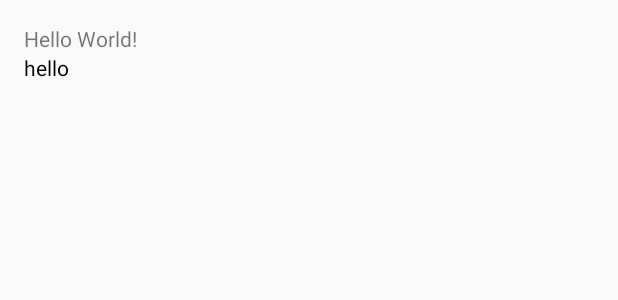
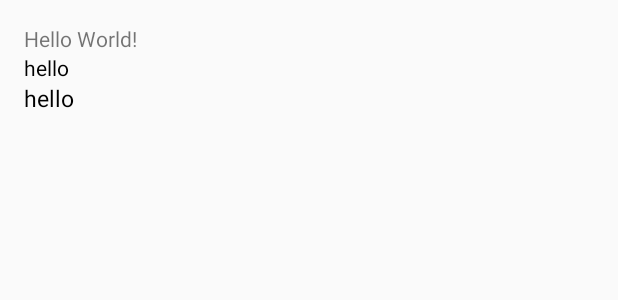
Before and after one commit to chujj/ColorTextView, an Android app: the layout content_main.xml on its own in the app's theme, with its tools: preview values and no code run, on a phone screen of 412 x 824 dp. Shown: the top 300 px of the screen. Run offline under Robolectric (Android 15) with nearby library versions, the phone set to English and light mode, and no system bars.

```diff
--- a/app/src/main/java/library/colortextview/example/MainActivity.java
+++ b/app/src/main/java/library/colortextview/example/MainActivity.java
@@ -96,12 +96,14 @@ public class MainActivity extends AppCompatActivity {
         };
 
         // init spans
-        SpannableStringBuilder ssb = BoxModelSpanBuilder.build(strs);
+        SpannableStringBuilder ssb = BoxModelSpanBuilder.build(null, strs);
         ((TextView) this.findViewById(R.id.textview)).setText(ssb);
 
 
         Fresco.initialize(this);
         ((ColorTextView) this.findViewById(R.id.colorTextView)).setColorText(new FrescoBitmapFactory(), readAssetString("str.json"), " ENDEND");
+        ((ColorTextView) this.findViewById(R.id.colorTextView2)).setColorText(new FrescoBitmapFactory(), readAssetString("str.json"), " ENDEND");
+
     }
 
     private String readAssetString(String filename) {
--- a/app/src/main/res/layout/content_main.xml
+++ b/app/src/main/res/layout/content_main.xml
@@ -27,4 +27,21 @@
         android:text="hello"
         android:layout_below="@+id/textview"/>
 
+    <library.colortextview.view.ColorTextView
+        android:id="@+id/colorTextView2"
+        android:layout_width="wrap_content"
+        android:layout_height="wrap_content"
+        android:textColor="#000000"
+        android:text="hello"
+        android:layout_below="@+id/colorTextView"
+        app:image_marginLeft="10dp"
+        app:image_marginRight="10dp"
+        app:label_paddingLeft="2dp"
+        app:label_paddingRight="2dp"
+        app:label_marginLeft="2dp"
+        app:label_marginRight="2dp"
+        app:label_marginTop="2dp"
+        app:label_marginBottom="1dp"
+        android:textSize="15sp"
+        />
 </RelativeLayout>
--- a/colortextview/src/main/java/library/colortextview/view/ColorTextView.java
+++ b/colortextview/src/main/java/library/colortextview/view/ColorTextView.java
@@ -2,9 +2,14 @@ package library.colortextview.view;
 
 import android.annotation.TargetApi;
 import android.content.Context;
+import android.content.res.TypedArray;
+import android.graphics.Rect;
 import android.os.Build;
 import android.util.AttributeSet;
 import android.widget.TextView;
+
+import library.colortextview.BoxModelSpan;
+import library.colortextview.R;
 
 /**
  * Created by zhujj on 16-1-16.
@@ -12,6 +17,9 @@ import android.widget.TextView;
 public class ColorTextView extends TextView {
 
     private JSONTextFormot mJSONTextFormot;
+    private Rect mBoxLableMargin, mBoxLablePadding;
+    private Rect mBoxImageMargin, mBoxImagePadding;
+
 
     public ColorTextView(Context context) {
         super(context);
@@ -19,22 +27,75 @@ public class ColorTextView extends TextView {
 
     public ColorTextView(Context context, AttributeSet attrs) {
         super(context, attrs);
+        init(attrs);
     }
 
     public ColorTextView(Context context, AttributeSet attrs, int defStyleAttr) {
         super(context, attrs, defStyleAttr);
+        init(attrs);
     }
 
     @TargetApi(Build.VERSION_CODES.LOLLIPOP)
     public ColorTextView(Context context, AttributeSet attrs, int defStyleAttr, int defStyleRes) {
         super(context, attrs, defStyleAttr, defStyleRes);
+        init(attrs);
     }
 
+    private void init(AttributeSet attrs) {
+        mBoxLableMargin = new Rect();
+        mBoxLablePadding = new Rect();
+        mBoxImageMargin = new Rect();
+        mBoxImagePadding = new Rect();
+
+        TypedArray a = this.getContext().getTheme().obtainStyledAttributes(
+            attrs,
+            R.styleable.ColorTextView,
+            0, 0);
+
+        try {
+            mBoxLableMargin.left =  a.getDimensionPixelSize(R.styleable.ColorTextView_label_marginLeft,   0);
+            mBoxLableMargin.top =   a.getDimensionPixelSize(R.styleable.ColorTextView_label_marginTop,    0);
+            mBoxLableMargin.right = a.getDimensionPixelSize(R.styleable.ColorTextView_label_marginRight,  0);
+            mBoxLableMargin.bottom =a.getDimensionPixelSize(R.styleable.ColorTextView_label_marginBottom, 0);
+            mBoxLablePadding.left = a.getDimensionPixelSize(R.styleable.ColorTextView_label_paddingLeft,  0);
+            mBoxLablePadding.right =a.getDimensionPixelSize(R.styleable.ColorTextView_label_paddingRight, 0);
+
+            mBoxImageMargin.left   =a.getDimensionPixelSize(R.styleable.ColorTextView_image_marginLeft, 0);
+            mBoxImageMargin.right  =a.getDimensionPixelSize(R.styleable.ColorTextView_image_marginRight, 0);
+        } finally {
+            a.recycle();
+        }
+
+    }
+
+    private BoxModelSpan.BoxModelDimensionProvider provider = new BoxModelSpan.BoxModelDimensionProvider() {
+        @Override
+        public Rect getLableMargin() {
+            return mBoxLableMargin;
+        }
+
+        @Override
+        public Rect getLablePadding() {
+            return mBoxLablePadding;
+        }
+
+        @Override
+        public Rect getImageMargin() {
+            return mBoxImageMargin;
+        }
+
+        @Override
+        public Rect getImagePadding() {
+            return mBoxImagePadding;
+        }
+
+    };
 
     public void setColorText(JSONTextFormot.BitmapQueryFactory factory, String str, String appendText) {
         if (mJSONTextFormot != null) {
             mJSONTextFormot.stopAsync();
         }
-        mJSONTextFormot = new JSONTextFormot(factory, this, str, appendText);
+
+        mJSONTextFormot = new JSONTextFormot(factory, this, str, provider, appendText);
     }
 }
```
Also changed, not shown: colortextview/src/main/java/library/colortextview/BoxModelSpan.java (+17 -0 lines), colortextview/src/main/java/library/colortextview/BoxModelSpanBuilder.java (+11 -1 lines), colortextview/src/main/java/library/colortextview/view/JSONTextFormot.java (+6 -3 lines), colortextview/src/main/res/values/attrs.xml (added, +16 -0 lines).
